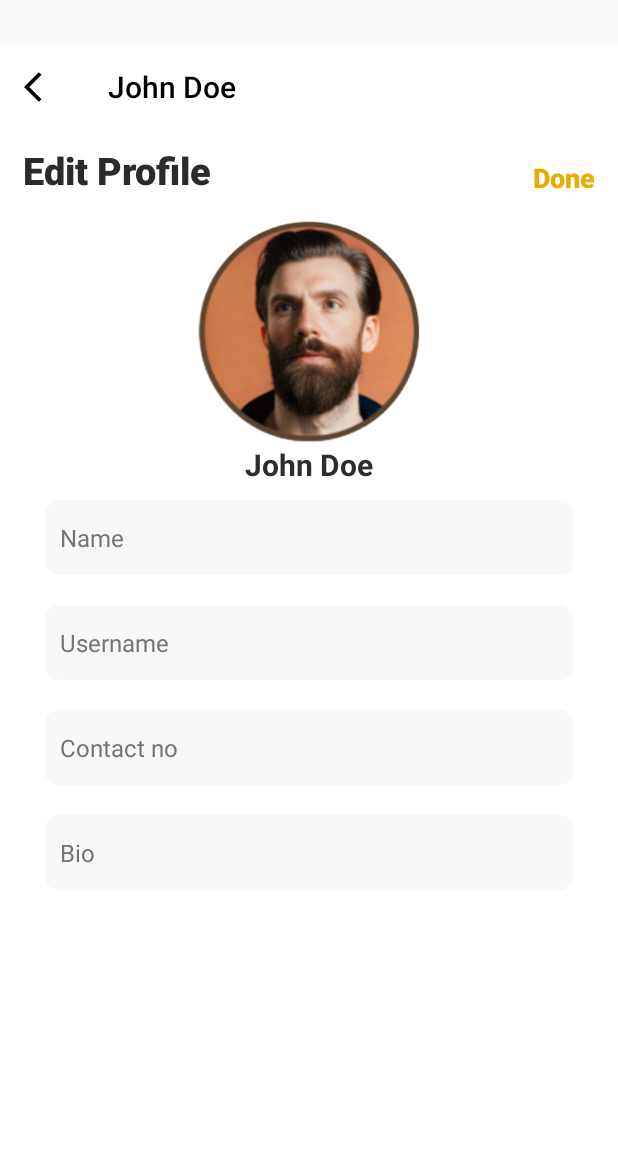
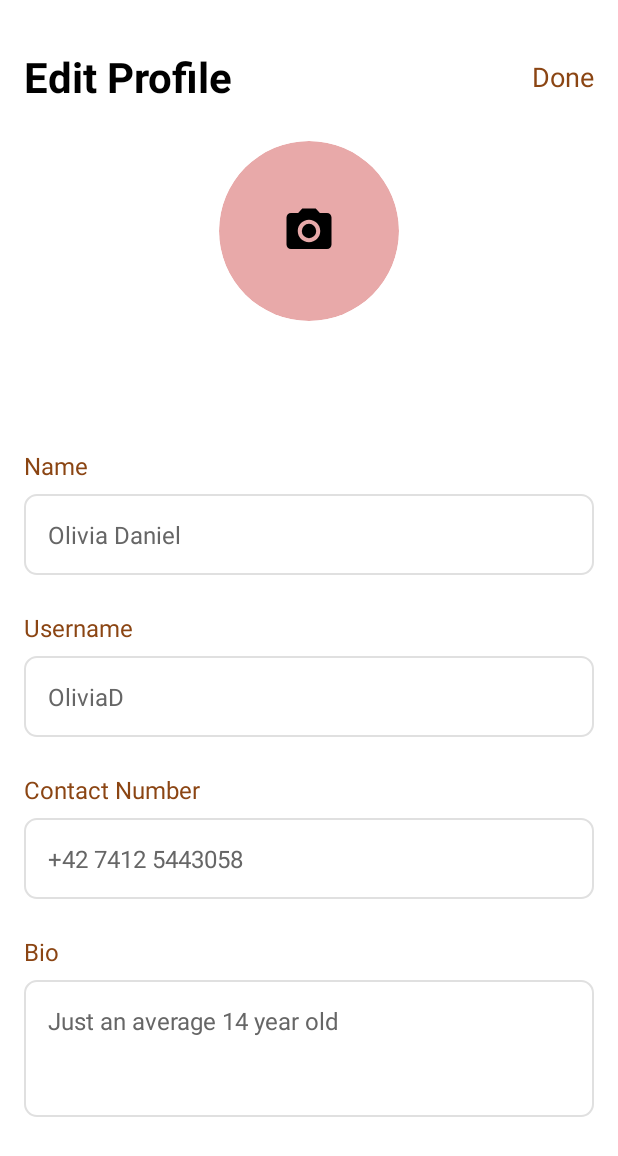
Before and after one commit to shaffinX/ConnectMe, an Android app: the EditProfile screen opened directly, with no data from a screen before it, on a phone screen of 412 x 824 dp. Shown: the top 1156 px of the screen. Run offline under Robolectric (Android 15) with nearby library versions, the phone set to English and light mode, and no system bars; our stand-ins replace CircleImageView, Firebase (no records; nobody signed in at launch, a user with empty details on screens opened directly).

Commit message:
EditProfile-Functionality-Done

```diff
--- a/app/build.gradle.kts
+++ b/app/build.gradle.kts
@@ -56,6 +56,7 @@ dependencies {
     implementation(libs.firebase.database)
     implementation("com.google.firebase:firebase-auth:22.3.1")
     implementation("com.google.firebase:firebase-database:20.3.1")
+    implementation ("de.hdodenhof:circleimageview:3.1.0")
 
 
     testImplementation(libs.junit)
--- a/app/src/main/java/com/shaffinimam/i212963/EditProfile.kt
+++ b/app/src/main/java/com/shaffinimam/i212963/EditProfile.kt
@@ -1,23 +1,162 @@
 package com.shaffinimam.i212963
 
+import android.Manifest
+import android.content.pm.PackageManager
+import android.graphics.Bitmap
+import android.graphics.BitmapFactory
+import android.net.Uri
+import android.os.Build
 import android.os.Bundle
-import androidx.activity.enableEdgeToEdge
+import android.provider.MediaStore
+import android.util.Base64
+import android.widget.TextView
+import android.widget.Toast
+import androidx.activity.result.contract.ActivityResultContracts
 import androidx.appcompat.app.AppCompatActivity
-import androidx.appcompat.widget.Toolbar
-import androidx.core.view.ViewCompat
-import androidx.core.view.WindowInsetsCompat
+import androidx.core.app.ActivityCompat
+import androidx.core.content.ContextCompat
+import com.google.firebase.auth.FirebaseAuth
+import com.google.firebase.database.*
+import de.hdodenhof.circleimageview.CircleImageView
+import java.io.ByteArrayOutputStream
 
 class EditProfile : AppCompatActivity() {
+
+    private lateinit var auth: FirebaseAuth
+    private lateinit var database: DatabaseReference
+    private lateinit var profileImage: CircleImageView
+    private lateinit var editName: TextView
+    private lateinit var editUsername: TextView
+    private lateinit var editContact: TextView
+    private lateinit var displayName: TextView
+    private lateinit var btnDone: TextView
+    private lateinit var editBio: TextView
+    private var imageUri: Uri? = null
+    private var encodedImage: String? = null
+    private val userId get() = auth.currentUser?.uid ?: ""
+
     override fun onCreate(savedInstanceState: Bundle?) {
         super.onCreate(savedInstanceState)
-        enableEdgeToEdge()
         setContentView(R.layout.activity_edit_profile)
-        val toolbar = findViewById<Toolbar>(R.id.toolbar)
-        setSupportActionBar(toolbar)
-        supportActionBar?.setDisplayHomeAsUpEnabled(true)
+
+        // Initialize Firebase
+        auth = FirebaseAuth.getInstance()
+        database = FirebaseDatabase.getInstance().reference.child("Profile").child(userId)
+
+        // Check if user is logged in
+        if (userId.isEmpty()) {
+            Toast.makeText(this, "User not logged in", Toast.LENGTH_SHORT).show()
+            finish()
+            return
+        }
+
+        // Initialize UI
+        profileImage = findViewById(R.id.profileImage)
+        editName = findViewById(R.id.editName)
+        editUsername = findViewById(R.id.editUsername)
+        editContact = findViewById(R.id.editContact) // Ensure you have this field in XML
+        displayName = findViewById(R.id.displayName) // This will now show Name from Firebase
+        btnDone = findViewById(R.id.btnDone)
+        editBio= findViewById(R.id.editBio) // Ensure you have this field in XML
+
+        // Load Profile Data
+        loadProfileData()
+
+        // Set Listeners
+        profileImage.setOnClickListener { checkPermissionsAndPickImage() }
+        btnDone.setOnClickListener { saveProfileData() }
     }
-    override fun onSupportNavigateUp(): Boolean {
-        finish() // Close current activity
-        return true
+
+    private fun loadProfileData() {
+        database.addListenerForSingleValueEvent(object : ValueEventListener {
+            override fun onDataChange(snapshot: DataSnapshot) {
+                if (snapshot.exists()) {
+                    val name = snapshot.child("Name").getValue(String::class.java) ?: ""
+                    val username = snapshot.child("UserName").getValue(String::class.java) ?: ""
+                    val contact = snapshot.child("Contact").getValue(String::class.java) ?: ""
+                    val bio = snapshot.child("Bio").getValue(String::class.java) ?: ""
+
+                    editName.text = name
+                    editUsername.text = username
+                    editContact.text = contact // Ensure this field is being displayed
+                    displayName.text = name // Update displayName to show Name
+                    editBio.text = bio
+
+
+                    val imageString = snapshot.child("Picture").getValue(String::class.java)
+                    imageString?.let {
+                        val decodedBytes = Base64.decode(it, Base64.DEFAULT)
+                        profileImage.setImageBitmap(BitmapFactory.decodeByteArray(decodedBytes, 0, decodedBytes.size))
+                    }
+                }
+            }
+
+            override fun onCancelled(error: DatabaseError) {
+                Toast.makeText(applicationContext, "Error: ${error.message}", Toast.LENGTH_SHORT).show()
+            }
+        })
+    }
+
+    private fun checkPermissionsAndPickImage() {
+        val permission = if (Build.VERSION.SDK_INT >= Build.VERSION_CODES.TIRAMISU) {
+            Manifest.permission.READ_MEDIA_IMAGES
+        } else {
+            Manifest.permission.READ_EXTERNAL_STORAGE
+        }
+
+        if (ContextCompat.checkSelfPermission(this, permission) == PackageManager.PERMISSION_GRANTED) {
+            pickImage()
+        } else {
+            ActivityCompat.requestPermissions(this, arrayOf(permission), 100)
+        }
+    }
+
+    private val imagePickerLauncher = registerForActivityResult(ActivityResultContracts.GetContent()) { uri: Uri? ->
+        uri?.let {
+            imageUri = it
+            val bitmap = MediaStore.Images.Media.getBitmap(contentResolver, it)
+            profileImage.setImageBitmap(bitmap)
+            encodedImage = encodeImage(bitmap)
+        }
+    }
+
+    private fun pickImage() {
+        imagePickerLauncher.launch("image/*")
+    }
+
+    private fun encodeImage(bitmap: Bitmap): String {
+        val outputStream = ByteArrayOutputStream()
+        bitmap.compress(Bitmap.CompressFormat.JPEG, 50, outputStream)
+        return Base64.encodeToString(outputStream.toByteArray(), Base64.DEFAULT)
+    }
+
+    private fun saveProfileData() {
+        val name = editName.text.toString().trim()
+        val username = editUsername.text.toString().trim()
+        val contact = editContact.text.toString().trim()
+        val bio = editBio.text.toString().trim()
+
+        if (name.isEmpty() || username.isEmpty() || contact.isEmpty()) {
+            Toast.makeText(this, "Fields cannot be empty", Toast.LENGTH_SHORT).show()
+            return
+        }
+
+        val profileMap = hashMapOf<String, Any>(
+            "Name" to name,
+            "UserName" to username,
+            "Contact" to contact,
+            "Bio" to bio
+        )
+
+        encodedImage?.let { profileMap["Picture"] = it }
+
+        database.updateChildren(profileMap)
+            .addOnSuccessListener {
+                Toast.makeText(this, "Profile Updated", Toast.LENGTH_SHORT).show()
+                loadProfileData() // Refresh UI after update
+            }
+            .addOnFailureListener { e ->
+                Toast.makeText(this, "Error: ${e.message}", Toast.LENGTH_SHORT).show()
+            }
     }
 }
--- /dev/null
+++ b/app/src/main/res/drawable/ic_camera.xml
@@ -0,0 +1,12 @@
+<vector xmlns:android="http://schemas.android.com/apk/res/android"
+    android:width="24dp"
+    android:height="24dp"
+    android:viewportWidth="24"
+    android:viewportHeight="24">
+    <path
+        android:fillColor="#000000"
+        android:pathData="M12,12m-3.2,0a3.2,3.2 0,1 1,6.4 0a3.2,3.2 0,1 1,-6.4 0" />
+    <path
+        android:fillColor="#000000"
+        android:pathData="M9,2L7.17,4L4,4c-1.1,0 -2,0.9 -2,2v12c0,1.1 0.9,2 2,2h16c1.1,0 2,-0.9 2,-2L22,6c0,-1.1 -0.9,-2 -2,-2h-3.17L15,2L9,2zM12,17c-2.76,0 -5,-2.24 -5,-5s2.24,-5 5,-5 5,2.24 5,5 -2.24,5 -5,5z" />
+</vector>
--- /dev/null
+++ b/app/src/main/res/drawable/placeholder_profile.xml
@@ -0,0 +1,4 @@
+<shape xmlns:android="http://schemas.android.com/apk/res/android"
+    android:shape="oval">
+    <solid android:color="@color/pink" />
+</shape>
--- /dev/null
+++ b/app/src/main/res/drawable/rounded_edit_text.xml
@@ -0,0 +1,9 @@
+<?xml version="1.0" encoding="utf-8"?>
+<shape xmlns:android="http://schemas.android.com/apk/res/android"
+    android:shape="rectangle">
+    <solid android:color="@android:color/white" />
+    <stroke
+        android:width="1dp"
+        android:color="#E0E0E0" />
+    <corners android:radius="8dp" />
+</shape>
--- a/app/src/main/res/layout/activity_edit_profile.xml
+++ b/app/src/main/res/layout/activity_edit_profile.xml
@@ -1,159 +1,162 @@
 <?xml version="1.0" encoding="utf-8"?>
-<LinearLayout xmlns:android="http://schemas.android.com/apk/res/android"
+<ScrollView xmlns:android="http://schemas.android.com/apk/res/android"
     xmlns:app="http://schemas.android.com/apk/res-auto"
     xmlns:tools="http://schemas.android.com/tools"
-    android:id="@+id/main"
     android:layout_width="match_parent"
     android:layout_height="match_parent"
-    android:orientation="vertical"
-    tools:context=".EditProfile"
-    android:background="#ffffff"
-    android:layout_marginTop="30dp">
-    <androidx.appcompat.widget.Toolbar
-        android:id="@+id/toolbar"
-        android:layout_width="match_parent"
-        android:layout_height="?attr/actionBarSize"
-        android:background="#ffffff"
-        app:navigationIcon="@drawable/arrowback"
-        app:title="John Doe"
-        app:titleTextColor="#000000" />
-
-    <LinearLayout
-        android:layout_width="match_parent"
-        android:layout_height="wrap_content"
-        android:orientation="horizontal"
-        android:layout_marginTop="10dp"
-        tools:ignore="UselessParent">
-        <TextView
-            android:layout_width="wrap_content"
-            android:layout_height="wrap_content"
-            android:text="Edit Profile"
-            android:fontFamily="sans-serif-black"
-            android:textStyle="bold"
-            android:textSize="25sp"
-            android:textColor="#2b2b2b"
-            android:paddingStart="15dp"
-            tools:ignore="HardcodedText,RtlSymmetry" />
-        <LinearLayout
-            android:layout_width="match_parent"
-            android:layout_height="wrap_content"
-            android:orientation="vertical"
-            android:paddingStart="15dp"
-            android:layout_gravity="bottom"
-            android:paddingEnd="15dp">
-            <TextView
-                android:id="@+id/doneButton"
-                android:layout_width="wrap_content"
-                android:layout_height="wrap_content"
-                android:text="Done"
-                android:fontFamily="sans-serif-black"
-                android:textStyle="bold"
-                android:textColor="#E8AD05"
-                android:textSize="18sp"
-                android:layout_gravity="end" />
-        </LinearLayout>
-    </LinearLayout>
+    android:background="@color/white"
+    android:fillViewport="true">
 
     <LinearLayout
         android:layout_width="match_parent"
         android:layout_height="wrap_content"
         android:orientation="vertical"
-        android:paddingStart="20dp"
-        android:paddingEnd="20dp"
-        tools:ignore="UseCompoundDrawables">
+        android:padding="16dp">
 
-        <ImageView
-            android:id="@+id/profileImageView"
-            android:layout_width="150dp"
-            android:layout_height="150dp"
-            android:layout_gravity="center"
-            android:layout_marginTop="15dp"
-            android:clickable="true"
-            android:focusable="true"
-            android:src="@drawable/prf"
-            tools:ignore="ContentDescription" />
+        <RelativeLayout
+            android:layout_width="match_parent"
+            android:layout_height="wrap_content"
+            android:layout_marginTop="16dp">
+
+            <TextView
+                android:id="@+id/textTitle"
+                android:layout_width="wrap_content"
+                android:layout_height="wrap_content"
+                android:layout_alignParentStart="true"
+                android:text="Edit Profile"
+                android:textColor="@color/black"
+                android:textSize="28sp"
+                android:textStyle="bold" />
+
+            <TextView
+                android:id="@+id/btnDone"
+                android:layout_width="wrap_content"
+                android:layout_height="wrap_content"
+                android:layout_alignParentEnd="true"
+                android:layout_centerVertical="true"
+                android:text="Done"
+                android:textColor="@color/brown"
+                android:textSize="18sp" />
+        </RelativeLayout>
+
+        <RelativeLayout
+            android:layout_width="match_parent"
+            android:layout_height="wrap_content"
+            android:layout_marginTop="24dp">
+
+            <de.hdodenhof.circleimageview.CircleImageView
+                android:id="@+id/profileImage"
+                android:layout_width="120dp"
+                android:layout_height="120dp"
+                android:layout_centerHorizontal="true"
+                android:src="@drawable/placeholder_profile"
+                app:civ_border_color="@color/pink"
+                app:civ_border_width="0dp"
+                app:civ_circle_background_color="@color/pink" />
+
+            <ImageView
+                android:id="@+id/cameraIcon"
+                android:layout_width="36dp"
+                android:layout_height="36dp"
+                android:layout_centerInParent="true"
+                android:src="@drawable/ic_camera" />
+        </RelativeLayout>
 
         <TextView
-            android:layout_width="wrap_content"
+            android:id="@+id/displayName"
+            android:layout_width="match_parent"
             android:layout_height="wrap_content"
-            android:layout_gravity="center"
-            android:fontFamily="sans-serif"
-            android:text="John Doe"
-            android:textColor="#2d2d2d"
-            android:textSize="20sp"
-            android:textStyle="bold"
-            tools:ignore="HardcodedText" />
+            android:layout_marginTop="24dp"
+            android:gravity="center"
+            android:textColor="@color/black"
+            android:textSize="22sp"
+            android:textStyle="bold"/>
+
+        <TextView
+            android:layout_width="match_parent"
+            android:layout_height="wrap_content"
+            android:layout_marginTop="32dp"
+            android:text="Name"
+            android:textColor="@color/brown"
+            android:textSize="16sp" />
 
         <EditText
-            android:id="@+id/nameEditText"
+            android:id="@+id/editName"
             android:layout_width="match_parent"
             android:layout_height="wrap_content"
-            android:layout_margin="10dp"
-            android:background="@drawable/textinp"
-            android:backgroundTint="#f8f8f8"
-            android:fontFamily="sans-serif"
-            android:hint="Name"
-            android:inputType="text"
-            android:maxLength="50"
-            android:minHeight="50dp"
-            android:padding="10dp"
-            android:textColor="#2b2b2b"
-            android:textColorHint="#757474"
-            android:textSize="16sp"
-            tools:ignore="Autofill,HardcodedText" />
+            android:layout_marginTop="8dp"
+            android:background="@drawable/rounded_edit_text"
+            android:hint="Enter your name"
+            android:inputType="textPersonName"
+            android:padding="16dp"
+            android:text="Olivia Daniel"
+            android:textColor="@color/darkGray"
+            android:textSize="16sp" />
+
+        <TextView
+            android:layout_width="match_parent"
+            android:layout_height="wrap_content"
+            android:layout_marginTop="24dp"
+            android:text="Username"
+            android:textColor="@color/brown"
+            android:textSize="16sp" />
 
         <EditText
-            android:id="@+id/usernameEditText"
+            android:id="@+id/editUsername"
             android:layout_width="match_parent"
             android:layout_height="wrap_content"
-            android:layout_margin="10dp"
-            android:background="@drawable/textinp"
-            android:backgroundTint="#f8f8f8"
-            android:fontFamily="sans-serif"
-            android:hint="Username"
+            android:layout_marginTop="8dp"
+            android:background="@drawable/rounded_edit_text"
+            android:hint="Enter your username"
             android:inputType="text"
-            android:maxLength="50"
-            android:minHeight="50dp"
-            android:padding="10dp"
-            android:textColor="#2b2b2b"
-            android:textColorHint="#757474"
-            android:textSize="16sp"
-            tools:ignore="Autofill,HardcodedText" />
+            android:padding="16dp"
+            android:text="OliviaD"
+            android:textColor="@color/darkGray"
+            android:textSize="16sp" />
+
+        <TextView
+            android:layout_width="match_parent"
+            android:layout_height="wrap_content"
+            android:layout_marginTop="24dp"
+            android:text="Contact Number"
+            android:textColor="@color/brown"
+            android:textSize="16sp" />
 
         <EditText
-            android:id="@+id/contactEditText"
+            android:id="@+id/editContact"
             android:layout_width="match_parent"
             android:layout_height="wrap_content"
-            android:layout_margin="10dp"
-            android:background="@drawable/textinp"
-            android:backgroundTint="#f8f8f8"
-            android:fontFamily="sans-serif"
-            android:hint="Contact no"
+            android:layout_marginTop="8dp"
+            android:background="@drawable/rounded_edit_text"
+            android:hint="Enter your contact number"
             android:inputType="phone"
-            android:maxLength="50"
-            android:minHeight="50dp"
-            android:padding="10dp"
-            android:textColor="#2b2b2b"
-            android:textColorHint="#757474"
-            android:textSize="16sp"
-            tools:ignore="Autofill,HardcodedText" />
+            android:padding="16dp"
+            android:text="+42 7412 5443058"
+            android:textColor="@color/darkGray"
+            android:textSize="16sp" />
+
+        <TextView
+            android:layout_width="match_parent"
+            android:layout_height="wrap_content"
+            android:layout_marginTop="24dp"
+            android:text="Bio"
+            android:textColor="@color/brown"
+            android:textSize="16sp" />
 
         <EditText
-            android:id="@+id/bioEditText"
+            android:id="@+id/editBio"
             android:layout_width="match_parent"
             android:layout_height="wrap_content"
-            android:layout_margin="10dp"
-            android:background="@drawable/textinp"
-            android:backgroundTint="#f8f8f8"
-            android:fontFamily="sans-serif"
-            android:hint="Bio"
-            android:inputType="text"
-            android:maxLength="50"
-            android:minHeight="50dp"
-            android:padding="10dp"
-            android:textColor="#2b2b2b"
-            android:textColorHint="#757474"
-            android:textSize="16sp"
-            tools:ignore="Autofill,HardcodedText" />
+            android:layout_marginTop="8dp"
+            android:background="@drawable/rounded_edit_text"
+            android:gravity="top|start"
+            android:hint="Write something about yourself"
+            android:inputType="textMultiLine"
+            android:lines="3"
+            android:padding="16dp"
+            android:text="Just an average 14 year old"
+            android:textColor="@color/darkGray"
+            android:textSize="16sp" />
+
     </LinearLayout>
-</LinearLayout>
+</ScrollView>
--- a/app/src/main/res/values/colors.xml
+++ b/app/src/main/res/values/colors.xml
@@ -2,4 +2,8 @@
 <resources>
     <color name="black">#FF000000</color>
     <color name="white">#FFFFFFFF</color>
+    <color name="pink">#E8A9A9</color>
+    <color name="brown">#8B4513</color>
+    <color name="darkGray">#666666</color>
+    <color name="lightGray">#E0E0E0</color>
 </resources>
```
Also changed, not shown: app/src/main/AndroidManifest.xml (+7 -1 lines).
